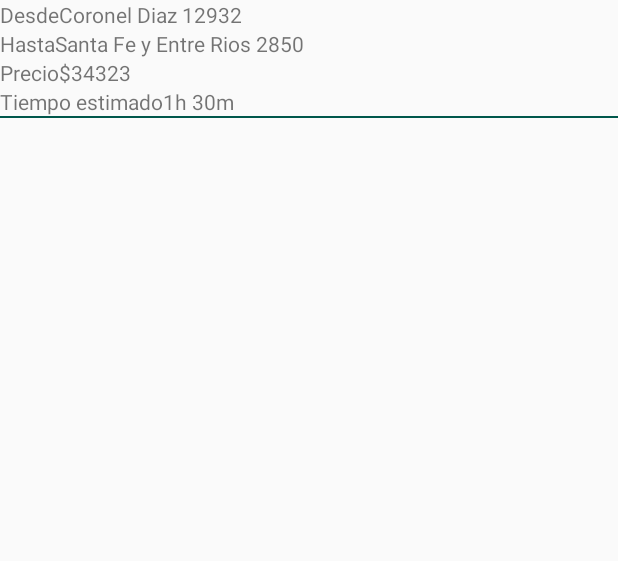
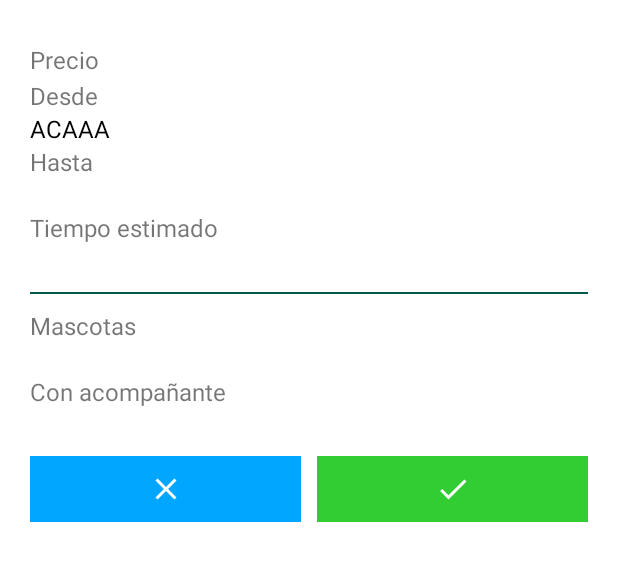
Before and after one commit to tdp2-fiuba/tp1, an Android app: the layout new_trip_popup.xml on its own in the app's theme, with its tools: preview values and no code run, on a phone screen of 412 x 824 dp. Shown: the top 561 px of the screen. Run offline under Robolectric (Android 15) with nearby library versions, the phone set to English and light mode, and no system bars.

Commit message:
Finish popup driver cancel/confirm trip

```diff
--- a/eukanuber-app/app/src/main/java/com/fi/uba/ar/tdp2/eukanuber/activity/HomeActivity.java
+++ b/eukanuber-app/app/src/main/java/com/fi/uba/ar/tdp2/eukanuber/activity/HomeActivity.java
@@ -10,15 +10,18 @@ import android.location.LocationManager;
 import android.os.Bundle;
 import android.support.design.widget.NavigationView;
 import android.support.v4.app.ActivityCompat;
+import android.support.v4.app.Fragment;
 import android.support.v4.content.ContextCompat;
 import android.view.Gravity;
 import android.view.LayoutInflater;
 import android.view.MotionEvent;
 import android.view.View;
+import android.widget.ImageButton;
 import android.widget.LinearLayout;
 import android.widget.PopupWindow;
 import android.widget.TextView;
 import android.widget.Toast;
+import android.widget.Toolbar;
 
 import com.fi.uba.ar.tdp2.eukanuber.R;
 import com.fi.uba.ar.tdp2.eukanuber.model.Trip;
@@ -27,13 +30,19 @@ import com.getbase.floatingactionbutton.FloatingActionsMenu;
 import com.google.android.gms.maps.CameraUpdate;
 import com.google.android.gms.maps.CameraUpdateFactory;
 import com.google.android.gms.maps.GoogleMap;
+import com.google.android.gms.maps.MapFragment;
 import com.google.android.gms.maps.OnMapReadyCallback;
 import com.google.android.gms.maps.SupportMapFragment;
 import com.google.android.gms.maps.model.CameraPosition;
 import com.google.android.gms.maps.model.LatLng;
 
+import org.checkerframework.checker.linear.qual.Linear;
+
 import java.util.ArrayList;
 import java.util.Collection;
+import java.util.Map;
+import java.util.function.Function;
+import java.util.stream.Collectors;
 
 public class HomeActivity extends MenuActivity
         implements OnMapReadyCallback {
@@ -103,8 +112,6 @@ public class HomeActivity extends MenuActivity
         TextView driverStatusView = findViewById(R.id.driverStatus);
         driverStatusView.setOnClickListener(view -> {
             openPopupNewTripDriver(view);
-
-
         });
 
     }
@@ -117,24 +124,42 @@ public class HomeActivity extends MenuActivity
                 LinearLayout.LayoutParams.WRAP_CONTENT,
                 false);
         popupWindow.setAnimationStyle(R.style.popup_window_animation);
-        popupWindow.showAtLocation(v, Gravity.CENTER, 0, 0);
+        popupWindow.showAtLocation(v, Gravity.CENTER, 0, -100);
 
+        // Llega id del trip en el push para ir a buscar info del trip
         Trip trip = new Trip();
         trip.setDestination("Santa Fe 3329 Entre Bulnes y Vidt");
         trip.setOrigin("Paseo Colon 850 Esquina Independencia");
         trip.setDuration("1h 04m");
         trip.setEscort(true);
-        trip.setPrice("456,90");
+        trip.setPrice("$456,90");
         trip.setPayment("cash");
         Collection<String> pets = new ArrayList<>();
         pets.add("S");
         pets.add("M");
         pets.add("B");
         trip.setPets(pets);
+        String petsString = "Chica: 1, Mediana: 1, Grande: 1" ;
+        String escortText = "No";
+        if(trip.getEscort()){
+           escortText = "Si";
+        }
+
         ((TextView) popupView.findViewById(R.id.tripOriginText)).setText(trip.getOrigin());
         ((TextView) popupView.findViewById(R.id.tripDestinationText)).setText(trip.getDestination());
         ((TextView) popupView.findViewById(R.id.tripDurationText)).setText(trip.getDuration());
         ((TextView) popupView.findViewById(R.id.tripPriceText)).setText(trip.getPrice());
+        ((TextView) popupView.findViewById(R.id.petsText)).setText(petsString);
+        ((TextView) popupView.findViewById(R.id.escortText)).setText(escortText);
+        ImageButton buttonCancel = popupView.findViewById(R.id.buttonCancelTrip);
+        ImageButton buttonConfirm = popupView.findViewById(R.id.buttonConfirmTrip);
+        buttonCancel.setOnClickListener(view -> {
+            popupWindow.dismiss();
+        });
+        buttonConfirm.setOnClickListener(view -> {
+            popupWindow.dismiss();
+        });
+
     }
 
     private void checkPermissionsLocation() {
--- /dev/null
+++ b/eukanuber-app/app/src/main/res/drawable/ic_cancel_white.xml
@@ -0,0 +1,5 @@
+<vector android:height="24dp" android:tint="#FFFFFF"
+    android:viewportHeight="24.0" android:viewportWidth="24.0"
+    android:width="24dp" xmlns:android="http://schemas.android.com/apk/res/android">
+    <path android:fillColor="#FF000000" android:pathData="M19,6.41L17.59,5 12,10.59 6.41,5 5,6.41 10.59,12 5,17.59 6.41,19 12,13.41 17.59,19 19,17.59 13.41,12z"/>
+</vector>
--- /dev/null
+++ b/eukanuber-app/app/src/main/res/drawable/ic_confirm_white.xml
@@ -0,0 +1,5 @@
+<vector android:height="24dp" android:tint="#FFFFFF"
+    android:viewportHeight="24.0" android:viewportWidth="24.0"
+    android:width="24dp" xmlns:android="http://schemas.android.com/apk/res/android">
+    <path android:fillColor="#FF000000" android:pathData="M9,16.17L4.83,12l-1.42,1.41L9,19 21,7l-1.41,-1.41z"/>
+</vector>
--- a/eukanuber-app/app/src/main/res/layout/activity_home.xml
+++ b/eukanuber-app/app/src/main/res/layout/activity_home.xml
@@ -30,7 +30,9 @@
 
         </android.support.design.widget.AppBarLayout>
 
-        <include layout="@layout/content_home" />
+        <include
+            android:id="@+id/contentHome"
+            layout="@layout/content_home" />
 
         <com.getbase.floatingactionbutton.FloatingActionsMenu
             android:id="@+id/menu_fab"
--- a/eukanuber-app/app/src/main/res/layout/new_trip_popup.xml
+++ b/eukanuber-app/app/src/main/res/layout/new_trip_popup.xml
@@ -4,81 +4,132 @@
     android:layout_width="wrap_content"
     android:layout_height="wrap_content"
     android:background="@color/colorWhite"
-    android:orientation="vertical">
+    android:orientation="vertical"
+    android:padding="20dp">
 
-    <LinearLayout
+        <LinearLayout
+            android:layout_width="match_parent"
+            android:layout_height="match_parent"
+            android:orientation="horizontal">
+            <TextView
+                android:layout_width="wrap_content"
+                android:layout_height="wrap_content"
+                android:text="Precio"
+                style="@style/NewTripDriver.Label"/>
+            <TextView
+                android:id="@+id/tripPriceText"
+                android:layout_width="wrap_content"
+                android:layout_height="wrap_content"
+                style="@style/NewTripDriver.Value.Price"/>
+        </LinearLayout>
+
+        <TextView
         android:layout_width="match_parent"
         android:layout_height="wrap_content"
-        android:orientation="horizontal">
-        <TextView
-            android:layout_width="wrap_content"
-            android:layout_height="wrap_content"
-            android:text="Desde"/>
+        android:text="Desde"
+        style="@style/NewTripDriver.Label"/>
+
         <TextView
             android:id="@+id/tripOriginText"
-            android:layout_width="wrap_content"
+            style="@style/NewTripDriver.Value"
+            android:layout_width="match_parent"
             android:layout_height="wrap_content"
-            android:text="Coronel Diaz 12932"/>
-    </LinearLayout>
-    <LinearLayout
-        android:layout_width="match_parent"
-        android:layout_height="wrap_content"
-        android:orientation="horizontal">
+            android:text="ACAAA" />
+
         <TextView
-            android:layout_width="wrap_content"
+            android:layout_width="match_parent"
             android:layout_height="wrap_content"
-            android:text="Hasta"/>
+            android:text="Hasta"
+            style="@style/NewTripDriver.Label"/>
         <TextView
             android:id="@+id/tripDestinationText"
-            android:layout_width="wrap_content"
+            android:layout_width="match_parent"
             android:layout_height="wrap_content"
-            android:text="Santa Fe y Entre Rios 2850"/>
-    </LinearLayout>
-    <LinearLayout
-        android:layout_width="match_parent"
-        android:layout_height="wrap_content"
-        android:orientation="horizontal">
+            style="@style/NewTripDriver.Value"/>
+
+
+
         <TextView
-            android:layout_width="wrap_content"
+            android:layout_width="match_parent"
             android:layout_height="wrap_content"
-            android:text="Precio"/>
-        <TextView
-            android:id="@+id/tripPriceText"
-            android:layout_width="wrap_content"
-            android:layout_height="wrap_content"
-            android:text="$34323"/>
-    </LinearLayout>
-    <LinearLayout
-        android:layout_width="match_parent"
-        android:layout_height="wrap_content"
-        android:orientation="horizontal">
-        <TextView
-            android:layout_width="wrap_content"
-            android:layout_height="wrap_content"
-            android:text="Tiempo estimado"/>
+            android:text="Tiempo estimado"
+            style="@style/NewTripDriver.Label"/>
         <TextView
             android:id="@+id/tripDurationText"
-            android:layout_width="wrap_content"
+            android:layout_width="match_parent"
             android:layout_height="wrap_content"
-            android:text="1h 30m"/>
-    </LinearLayout>
-    <LinearLayout
-        android:layout_width="match_parent"
-        android:layout_height="match_parent">
+            style="@style/NewTripDriver.Value"/>
+
         <View
             android:layout_width="match_parent"
             android:layout_height="1dp"
             android:layout_alignParentBottom="true"
-            android:background="@color/colorPrimaryDark" />
-    </LinearLayout>
-    <LinearLayout
-        android:layout_width="match_parent"
-        android:layout_height="match_parent">
-        <ListView
-            android:id="@+id/listPets"
+            android:background="@color/colorPrimaryDark"
+            android:layout_marginTop="10dp"
+            android:layout_marginBottom="10dp"/>
+
+        <TextView
             android:layout_width="match_parent"
-            android:layout_height="wrap_content">
+            android:layout_height="wrap_content"
+            android:text="Mascotas"
+            style="@style/NewTripDriver.Label"/>
+        <TextView
+            android:id="@+id/petsText"
+            android:layout_width="match_parent"
+            android:layout_height="wrap_content"
+            style="@style/NewTripDriver.Value"/>
 
-        </ListView>
-    </LinearLayout>
+        <TextView
+            android:layout_width="match_parent"
+            android:layout_height="wrap_content"
+            android:text="Con acompañante"
+            style="@style/NewTripDriver.Label"/>
+        <TextView
+            android:id="@+id/escortText"
+            android:layout_width="match_parent"
+            android:layout_height="wrap_content"
+            style="@style/NewTripDriver.Value"/>
+
+        <LinearLayout
+            android:layout_width="match_parent"
+            android:layout_height="wrap_content"
+            android:orientation="horizontal"
+            android:weightSum="2"
+            android:layout_marginTop="10dp"
+            android:layout_marginBottom="10dp">
+                <LinearLayout
+                    android:layout_width="0dp"
+                    android:layout_height="match_parent"
+                    android:layout_weight="1">
+
+                        <ImageButton
+                            android:id="@+id/buttonCancelTrip"
+                            android:layout_width="match_parent"
+                            android:layout_height="match_parent"
+                            android:layout_marginRight="5dp"
+                            android:padding="10dp"
+                            android:background="@color/colorSecondary"
+                            android:src="@drawable/ic_cancel_white" />
+
+                </LinearLayout>
+
+                <LinearLayout
+                    android:layout_width="0dp"
+                    android:layout_height="match_parent"
+                    android:layout_weight="1">
+
+                        <ImageButton
+                            android:id="@+id/buttonConfirmTrip"
+                            android:layout_width="match_parent"
+                            android:layout_height="match_parent"
+                            android:layout_marginLeft="5dp"
+                            android:padding="10dp"
+                            android:background="@color/colorSuccess"
+                            android:src="@drawable/ic_confirm_white" />
+                </LinearLayout>
+
+
+
+        </LinearLayout>
+
 </LinearLayout>
--- a/eukanuber-app/app/src/main/res/values/colors.xml
+++ b/eukanuber-app/app/src/main/res/values/colors.xml
@@ -7,7 +7,8 @@
 
     <color name="colorAccent">#D81B60</color>
     <color name="colorBlackSemitransparent">#B2000000</color>
-    <color name="colorWhite">#fafafa</color>
+    <color name="colorBlack">#000000</color>
+    <color name="colorWhite">#ffffff</color>
     <color name="colorLightGreen">#78EB78</color>
     <color name="colorLightSecondary">#74CCFF</color>
     <color name="colorTertiary">#FF8000</color>
--- a/eukanuber-app/app/src/main/res/values/styles.xml
+++ b/eukanuber-app/app/src/main/res/values/styles.xml
@@ -50,4 +50,17 @@
     <style name="popup_window_animation">
         <item name="android:windowEnterAnimation">@android:anim/fade_in</item>
     </style>
+    <style name="NewTripDriver">
+    </style>
+    <style name="NewTripDriver.Label">
+        <item name="android:textSize">16dp</item>
+        <item name="android:layout_marginRight">10dp</item>
+    </style>
+    <style name="NewTripDriver.Value">
+        <item name="android:textSize">16dp</item>
+        <item name="android:textColor">@color/colorBlack</item>
+    </style>
+    <style name="NewTripDriver.Value.Price">
+        <item name="android:textSize">24dp</item>
+    </style>
 </resources>
```
